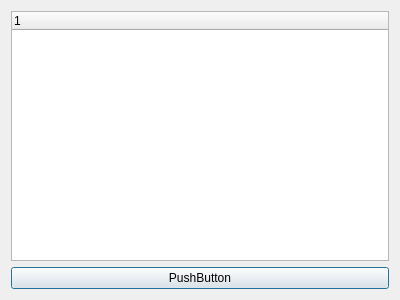
Above: QtCpp/treeWidget/dialog.ui from alirezafour/practice before the change. Below: the same form after it.
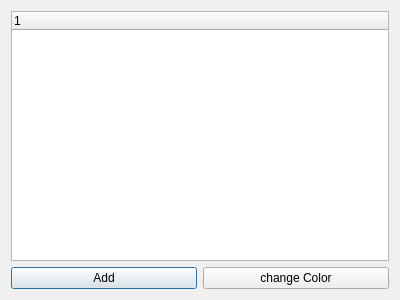
That is the form after the change.

Commit message: add a little details to treeWidget for practice more

```diff
--- a/QtCpp/treeWidget/dialog.ui
+++ b/QtCpp/treeWidget/dialog.ui
@@ -13,8 +13,8 @@
   <property name="windowTitle">
    <string>Dialog</string>
   </property>
-  <layout class="QVBoxLayout" name="verticalLayout">
-   <item>
+  <layout class="QGridLayout" name="gridLayout">
+   <item row="0" column="0" colspan="2">
     <widget class="QTreeWidget" name="treeWidget">
      <column>
       <property name="text">
@@ -23,10 +23,17 @@
      </column>
     </widget>
    </item>
-   <item>
+   <item row="1" column="0">
     <widget class="QPushButton" name="pushButton">
      <property name="text">
-      <string>PushButton</string>
+      <string>Add</string>
+     </property>
+    </widget>
+   </item>
+   <item row="1" column="1">
+    <widget class="QPushButton" name="pushButton2">
+     <property name="text">
+      <string>change Color</string>
      </property>
     </widget>
    </item>
```
The commit also changes 2 other files.
